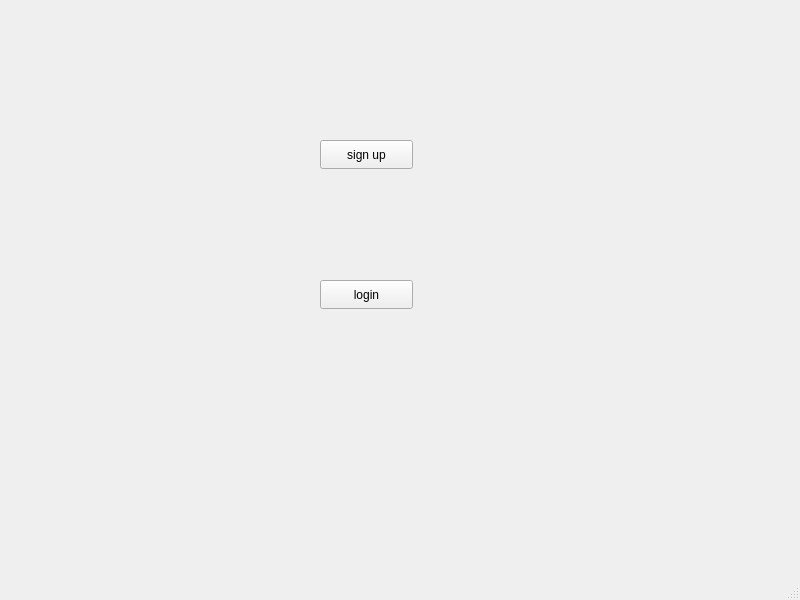
This is GUI/mainwindow.ui in mahmoudhossamws/Face-Recognition-Login-System as Qt 5 draws it before an edit. The edited form follows.
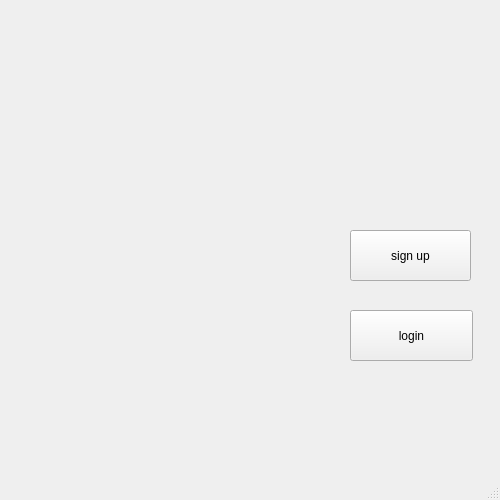
This is the edited form.

What changed in the file:
```diff
--- a/GUI/mainwindow.ui
+++ b/GUI/mainwindow.ui
@@ -6,8 +6,8 @@
    <rect>
     <x>0</x>
     <y>0</y>
-    <width>800</width>
-    <height>600</height>
+    <width>500</width>
+    <height>500</height>
    </rect>
   </property>
   <property name="windowTitle">
@@ -17,10 +17,10 @@
    <widget class="QPushButton" name="sign_up_push_button">
     <property name="geometry">
      <rect>
-      <x>320</x>
-      <y>140</y>
-      <width>93</width>
-      <height>29</height>
+      <x>350</x>
+      <y>230</y>
+      <width>121</width>
+      <height>51</height>
      </rect>
     </property>
     <property name="text">
@@ -30,10 +30,10 @@
    <widget class="QPushButton" name="login_push_button">
     <property name="geometry">
      <rect>
-      <x>320</x>
-      <y>280</y>
-      <width>93</width>
-      <height>29</height>
+      <x>350</x>
+      <y>310</y>
+      <width>123</width>
+      <height>51</height>
      </rect>
     </property>
     <property name="text">
```
Left out of the diff: 2 changed lines with no effect on the pictures.
